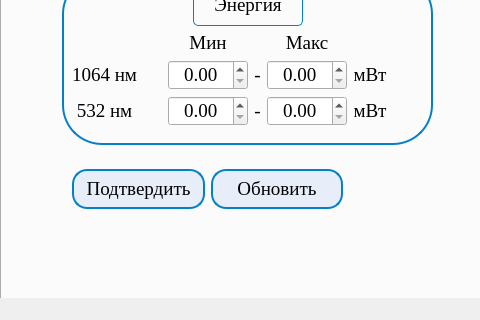
Before: the Qt Designer form src/control_laser.ui in yurchest/laserResourceCpp, drawn with Qt 5; both pictures show x 0 to 480 and y 280 to 600 of the 1000 by 600 pixel window.
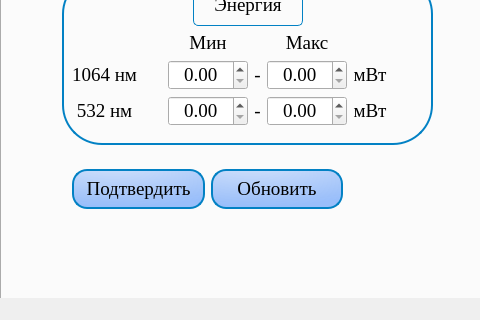
After: the same form once the commit is applied. The open tabs and pages were chosen to show the change. Icons and pictures are not drawn.

Patch:
```diff
--- a/src/control_laser.ui
+++ b/src/control_laser.ui
@@ -38,7 +38,7 @@
   border-style: solid;
   border-radius: 20px;
   padding: 2px;
-  background-color: rgba(0, 95, 248,20);
+background: qradialgradient(cx: 0.3, cy: -0.4, fx: 0.3, fy: -0.4, radius: 1.35, stop: 0 rgba(0, 95, 248,30), stop: 1 rgba(0, 95, 248,100));
 }
 
 QPushButton:hover {
@@ -55,7 +55,18 @@
         radius: 1.35, stop: 0 rgba(0, 95, 248,30), stop: 1 rgba(0, 95, 248,0)
         );
 
-    }
+}
+
+QPushButton[border=&quot;green&quot;]{
+	border-color: rgba(0, 255, 0,200);
+}
+
+QPushButton[border=&quot;red&quot;]{
+	border-color: rgba(255, 0, 0,200);
+}
+
+
+
 
 QLineEdit {
 	border: 1px solid grey;
@@ -67,7 +78,7 @@
 	border-color: rgb(2, 129, 196);
 	border-radius: 40px;
 }
-</string>
+ </string>
   </property>
   <widget class="QWidget" name="centralwidget">
    <property name="minimumSize">
```
Left out of the diff: 6 changed lines with no effect on the pictures.
